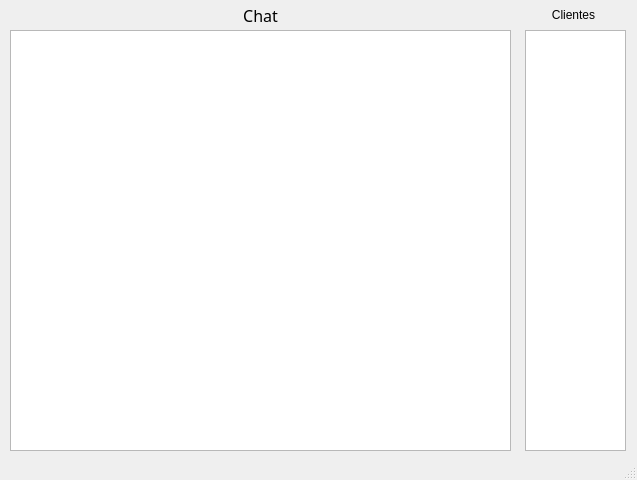
Before: the Qt Designer form ui/server.ui in ryukinix/python-chat, drawn with Qt 5.
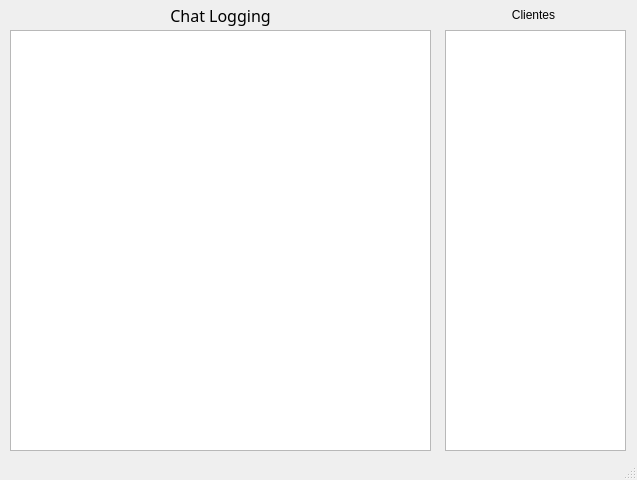
After: the same form once the commit is applied.

```diff
--- a/ui/server.ui
+++ b/ui/server.ui
@@ -17,9 +17,9 @@
    <widget class="QListWidget" name="clients_list">
     <property name="geometry">
      <rect>
-      <x>525</x>
+      <x>445</x>
       <y>30</y>
-      <width>101</width>
+      <width>181</width>
       <height>421</height>
      </rect>
     </property>
@@ -29,7 +29,7 @@
      <rect>
       <x>10</x>
       <y>30</y>
-      <width>501</width>
+      <width>421</width>
       <height>421</height>
      </rect>
     </property>
@@ -44,9 +44,9 @@
    <widget class="QLabel" name="clients_label">
     <property name="geometry">
      <rect>
-      <x>528</x>
+      <x>448</x>
       <y>-1</y>
-      <width>91</width>
+      <width>171</width>
       <height>31</height>
      </rect>
     </property>
@@ -65,7 +65,7 @@
      <rect>
       <x>10</x>
       <y>0</y>
-      <width>501</width>
+      <width>421</width>
       <height>31</height>
      </rect>
     </property>
@@ -99,7 +99,7 @@
 }</string>
     </property>
     <property name="text">
-     <string>Chat</string>
+     <string>Chat Logging</string>
     </property>
     <property name="alignment">
      <set>Qt::AlignCenter</set>
```
